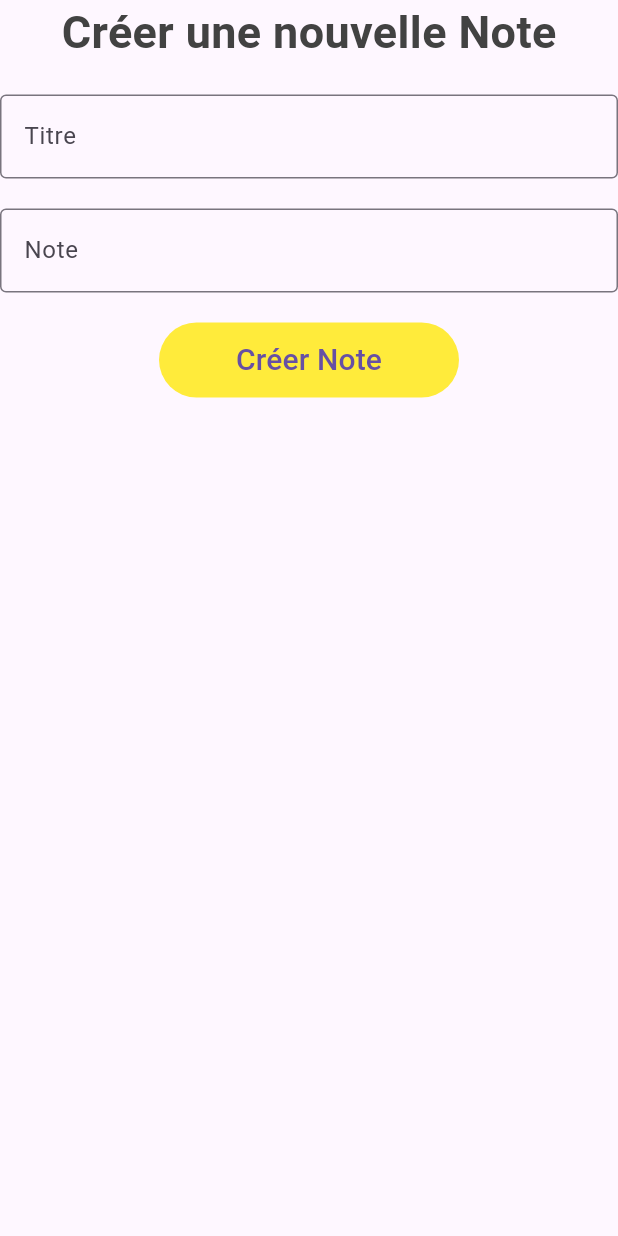
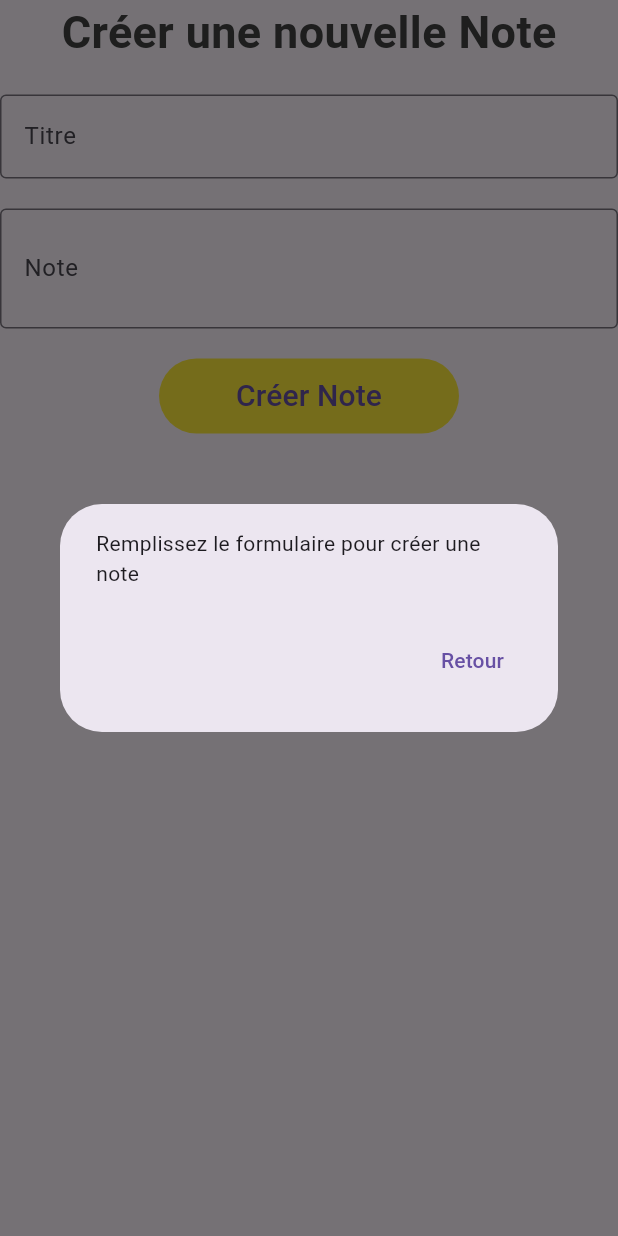
Before and after one commit to Jean-kassyl/dclic_project_noteapp, a Flutter app: the CreateDynamicPart widget shown alone on an empty page, opened directly, after a tap on "Créer Note", on a phone screen of 412 x 824 dp. Run offline on Flutter 3.47's test engine with Material 3 defaults, Android fonts, the phone set to English and light mode, and no system bars; our stand-ins replace sqflite; accounts and stored records are empty.

Commit message:
implementing the logic for creating a new note and fixing some of the layout bugs

```diff
--- a/lib/main.dart
+++ b/lib/main.dart
@@ -61,7 +61,8 @@ class _LoginPageState extends State<LoginPage> {
     }
   }
 
-  void _showDialog(String content){
+
+void _showDialog( String content){
     showDialog(
       context: context,
       builder: (context) => AlertDialog(
--- a/lib/pages/create_notes_page.dart
+++ b/lib/pages/create_notes_page.dart
@@ -1,4 +1,6 @@
 import 'package:flutter/material.dart';
+import 'package:dclic_project_noteapp/models/note_models.dart';
+import 'package:dclic_project_noteapp/pages/notes_page.dart';
 
 class CreateNotePage extends StatefulWidget {
   const CreateNotePage({super.key});
@@ -48,6 +50,26 @@ class CreateDynamicPart extends StatefulWidget {
 class _CreateDynamicPartState extends State<CreateDynamicPart> {
   final TextEditingController _titreController = TextEditingController();
   final TextEditingController _noteController = TextEditingController();
+  NoteDatabaseManager myNoteDb = NoteDatabaseManager();
+
+
+  Future<void> _insertNote(Note note) async{
+    await myNoteDb.insertNote(note);
+  }
+
+  void _showDialog( String content){
+    showDialog(
+      context: context,
+      builder: (context) => AlertDialog(
+        content: Text(content),
+        actions: [
+          TextButton(onPressed:(){ Navigator.of(context).pop();},child: Text("Retour"),)
+        ]
+
+      )
+    );
+  }
+
 
 
   @override
@@ -75,7 +97,7 @@ class _CreateDynamicPartState extends State<CreateDynamicPart> {
 
         TextField(
           controller: _noteController,
-          maxLines: null,
+          maxLines: 2,
           decoration: InputDecoration(
             labelText: 'Note',
             border: OutlineInputBorder(),
@@ -84,7 +106,18 @@ class _CreateDynamicPartState extends State<CreateDynamicPart> {
         ),
 
         ElevatedButton(
-          onPressed: (){},
+          onPressed: (){
+            if(_titreController.text != '' || (_noteController.text != '')){
+              Note newNote = Note.sansId(titre: _titreController.text, note: _noteController.text);
+              _insertNote(newNote);
+              Navigator.push(context, MaterialPageRoute(
+                builder: (context) => NotesPage()
+              ));
+
+            }else {
+              _showDialog("Remplissez le formulaire pour créer une note");
+            }
+          },
           style: ElevatedButton.styleFrom(
             backgroundColor: Colors.yellow,
             elevation: 0,
```
Also changed, not shown: lib/models/note_models.dart (+8 -6 lines), lib/pages/notes_page.dart (+105 -11 lines).
